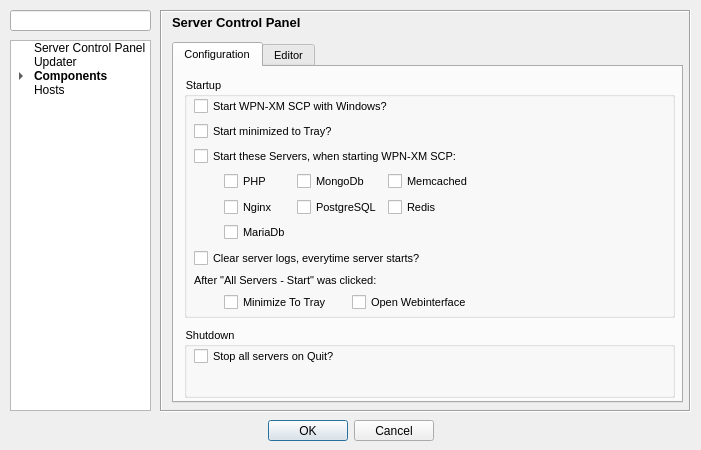
Qt form src/app/config/configurationdialog.ui (WPN-XM/server-control-panel) before a commit.
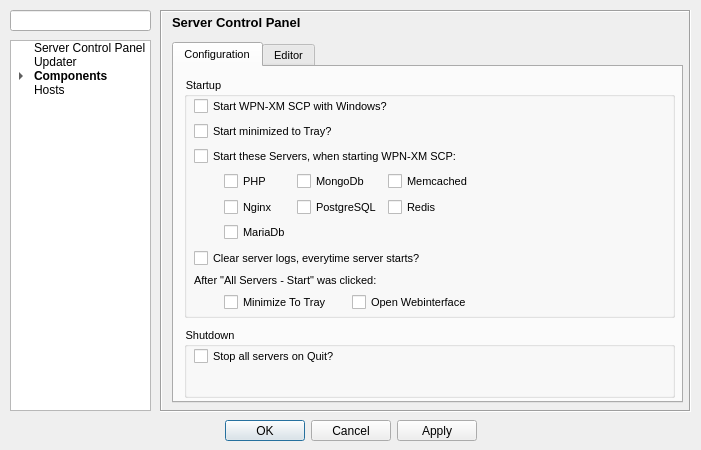
The same form after that commit. The open tabs and pages were chosen to show the change. Icons and pictures are not drawn.

Commit message: improved plugin registration on config dialog, added addPage() addMenuItem()

Patch:
```diff
--- a/src/app/config/configurationdialog.ui
+++ b/src/app/config/configurationdialog.ui
@@ -38,7 +38,7 @@
     <enum>Qt::Horizontal</enum>
    </property>
    <property name="standardButtons">
-    <set>QDialogButtonBox::Cancel|QDialogButtonBox::Ok</set>
+    <set>QDialogButtonBox::Apply|QDialogButtonBox::Cancel|QDialogButtonBox::Ok</set>
    </property>
    <property name="centerButtons">
     <bool>true</bool>
```
Left out of the diff: 2 changed lines with no effect on the pictures. The commit also changes 22 other files.
